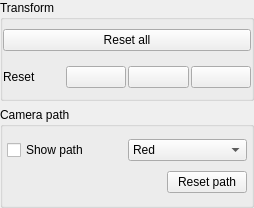
Qt form app/ui/cameraoptionswidget.ui (pencil2d/pencil) before a commit.
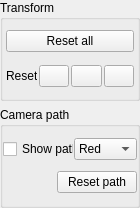
The same form after that commit. Icons and pictures are not drawn.

```diff
--- a/app/ui/cameraoptionswidget.ui
+++ b/app/ui/cameraoptionswidget.ui
@@ -6,10 +6,16 @@
    <rect>
     <x>0</x>
     <y>0</y>
-    <width>254</width>
+    <width>140</width>
     <height>208</height>
    </rect>
   </property>
+  <property name="minimumSize">
+   <size>
+    <width>140</width>
+    <height>0</height>
+   </size>
+  </property>
   <layout class="QVBoxLayout" name="verticalLayout">
    <property name="leftMargin">
     <number>0</number>
@@ -30,16 +36,16 @@
      </property>
      <layout class="QGridLayout" name="gridLayout" rowstretch="0,0">
       <property name="leftMargin">
-       <number>0</number>
+       <number>3</number>
       </property>
       <property name="topMargin">
-       <number>0</number>
+       <number>3</number>
       </property>
       <property name="rightMargin">
-       <number>0</number>
+       <number>3</number>
       </property>
       <property name="bottomMargin">
-       <number>0</number>
+       <number>3</number>
       </property>
       <property name="horizontalSpacing">
        <number>2</number>
@@ -122,19 +128,19 @@
      </property>
      <layout class="QVBoxLayout" name="verticalLayout_2">
       <property name="spacing">
-       <number>2</number>
+       <number>0</number>
       </property>
       <property name="leftMargin">
-       <number>4</number>
+       <number>0</number>
       </property>
       <property name="topMargin">
-       <number>4</number>
+       <number>0</number>
       </property>
       <property name="rightMargin">
-       <number>4</number>
+       <number>0</number>
       </property>
       <property name="bottomMargin">
-       <number>4</number>
+       <number>0</number>
       </property>
       <item>
        <layout class="QHBoxLayout" name="horizontalLayout_5">
```
